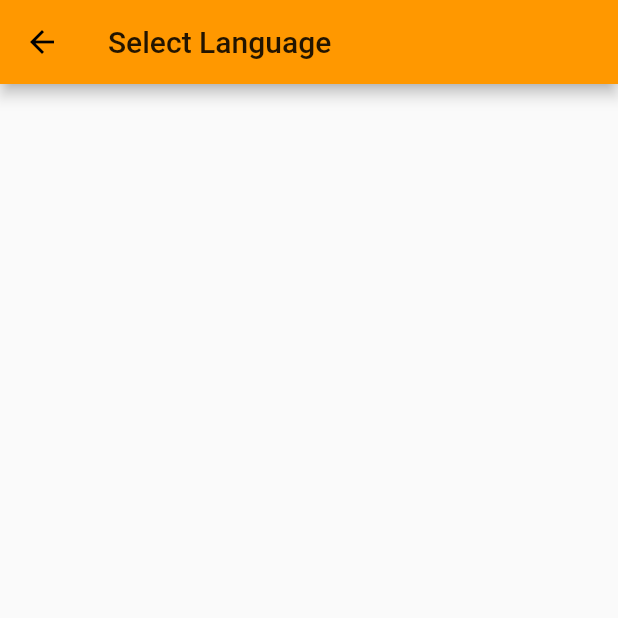
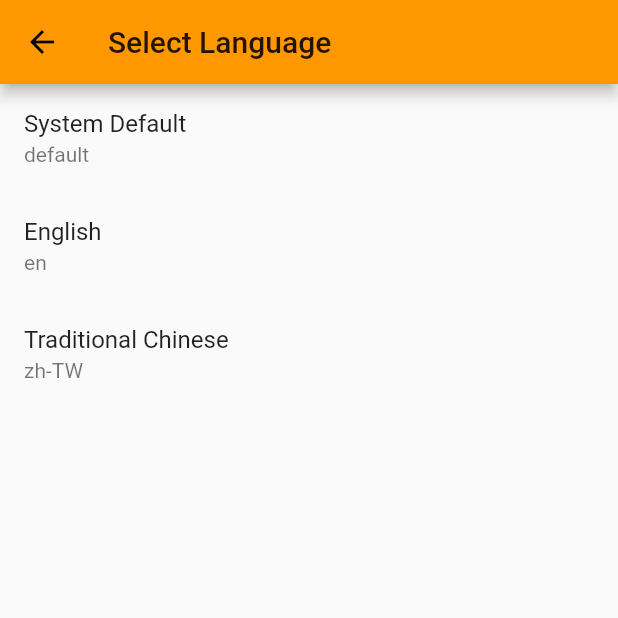
Before and after one commit to kgamecarter/ChameleonMiniApp, a Flutter app: the SettingsPage screen opened by its route, after a tap on "Language", on a phone screen of 412 x 824 dp, the top half of it. Run offline on Flutter 3.47's test engine with Material 2 defaults, Android fonts, the phone set to English and light mode, and no system bars.

Commit message:
lang list

```diff
--- a/lib/views/settings/languagePage.dart
+++ b/lib/views/settings/languagePage.dart
@@ -17,6 +17,25 @@ class _LanguagePageState extends State<LanguagePage> {
       appBar: new AppBar(
         title: new Text(S.of(context).selectLanguage),
       ),
+      body: ListView(
+        children: <Widget>[
+          ListTile(
+            title: Text(S.of(context).systemDefault),
+            subtitle: Text('default'),
+            onTap: () => Navigator.of(context).pop('default'),
+          ),
+          ListTile(
+            title: Text(S.of(context).english),
+            subtitle: Text('en'),
+            onTap: () => Navigator.of(context).pop(Locale('en')),
+          ),
+          ListTile(
+            title: Text(S.of(context).traditionalChinese),
+            subtitle: Text('zh-TW'),
+            onTap: () => Navigator.of(context).pop(Locale('zh', 'TW')),
+          ),
+        ],
+      )
     );
   }
 }
--- a/lib/views/settings/settingsPage.dart
+++ b/lib/views/settings/settingsPage.dart
@@ -20,6 +20,17 @@ class _SettingsPageState extends State<SettingsPage> {
       ),
       body: bodyData(),
     );
+  }
+
+  String _localToString(Locale local) {
+    if (local == null)
+      return S.of(context).systemDefault;
+    if (local.languageCode == 'en')
+      return S.of(context).english;
+    if (local.languageCode == 'zh') {
+      if (local.countryCode == 'TW')
+        return S.of(context).traditionalChinese;
+    }
   }
 
   Widget bodyData() {
@@ -51,11 +62,15 @@ class _SettingsPageState extends State<SettingsPage> {
                       color: Colors.grey,
                     ),
                     title: Text(S.of(context).language),
-                    subtitle: Text(widget.settings.locale.toString()),
+                    subtitle: Text(_localToString(widget.settings.locale)),
                     trailing: Icon(Icons.arrow_right),
                     onTap: () {
                       Navigator.of(context).pushNamed('/Settings/Language').then((value) {
-                        print(value);
+                        if (value == null)
+                          return;
+                        if (value == 'default')
+                          setState(() => widget.settings.locale = null);
+                        setState(() => widget.settings.locale = value);
                       });
                     },
                   ),
--- a/res/values/strings_en.arb
+++ b/res/values/strings_en.arb
@@ -1,8 +1,11 @@
 {
   "chameleonMiniApp": "Chameleon Mini App",
+  "english": "English",
   "generalSetting": "General Setting",
   "language": "Language",
   "slot": "Slot",
   "selectLanguage": "Select Language",
-  "settings": "Settings"
+  "settings": "Settings",
+  "traditionalChinese": "Traditional Chinese",
+  "systemDefault": "System Default"
 }
--- a/res/values/strings_zh_TW.arb
+++ b/res/values/strings_zh_TW.arb
@@ -1,7 +1,10 @@
 {
+  "english": "英文",
   "generalSetting": "一般設定",
   "language": "語言",
   "slot": "槽位",
   "selectLanguage": "選擇語言",
-  "settings": "設定"
+  "settings": "設定",
+  "traditionalChinese": "正體中文",
+  "systemDefault": "系統預設"
 }
```
Also changed, not shown: lib/generated/i18n.dart.
